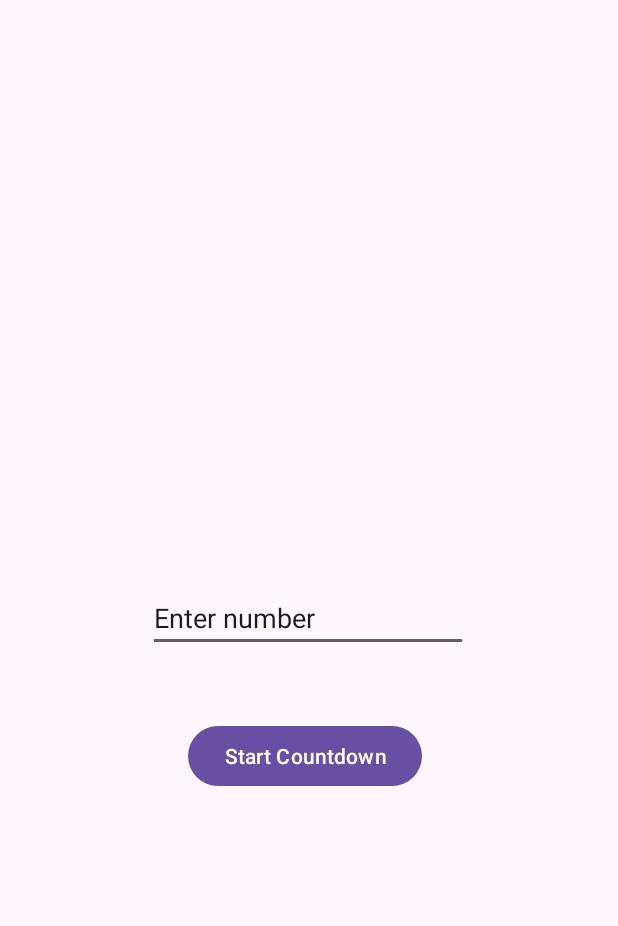
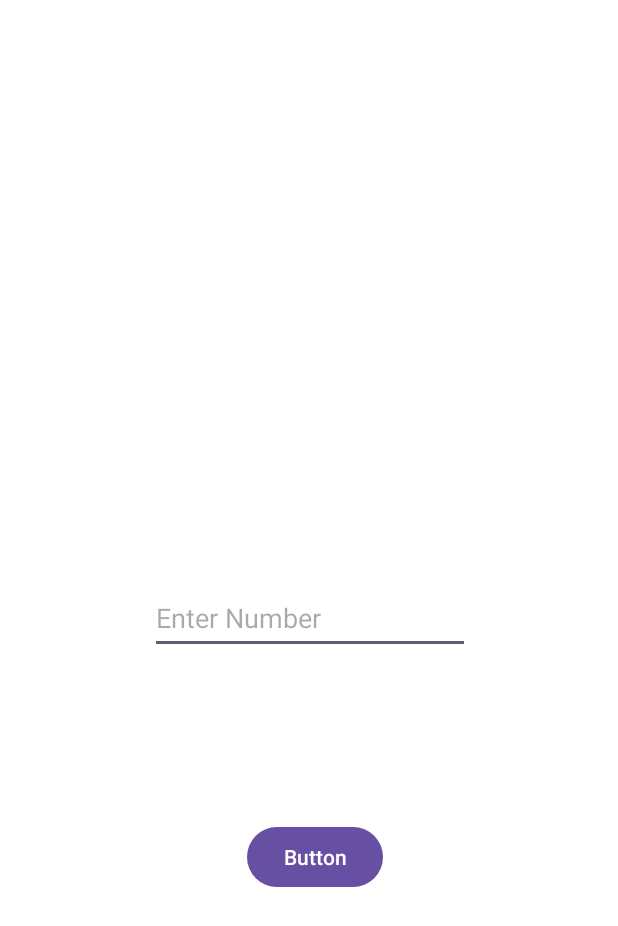
Before and after one commit to znakhtar665/ServicesLab, an Android app: the screen it shows after launch (MainActivity), on a phone screen of 412 x 824 dp. Shown: the top 926 px of the screen. Run offline under Robolectric (Android 15) with nearby library versions, the phone set to English and light mode, and no system bars.

Commit message:
final push

```diff
--- a/app/build.gradle.kts
+++ b/app/build.gradle.kts
@@ -5,7 +5,7 @@ plugins {
 
 android {
     namespace = "com.example.serviceslab"
-    compileSdk = 34
+    compileSdk = 35
 
     defaultConfig {
         applicationId = "com.example.serviceslab"
--- a/app/src/main/AndroidManifest.xml
+++ b/app/src/main/AndroidManifest.xml
@@ -11,7 +11,7 @@
         android:roundIcon="@mipmap/ic_launcher_round"
         android:supportsRtl="true"
         android:theme="@style/Theme.ServicesLab"
-        tools:targetApi="31">
+        tools:targetApi="34">
 
         <service android:name=".CountdownService" />
 
--- a/app/src/main/res/layout/activity_main.xml
+++ b/app/src/main/res/layout/activity_main.xml
@@ -5,19 +5,20 @@
     android:id="@+id/main"
     android:layout_width="match_parent"
     android:layout_height="match_parent"
+    android:background="#FFFFFF"
     tools:context=".MainActivity">
 
     <EditText
         android:id="@+id/editTextNumber"
         android:layout_width="wrap_content"
         android:layout_height="wrap_content"
-        android:layout_marginStart="100dp"
-        android:layout_marginTop="343dp"
-        android:layout_marginEnd="101dp"
-        android:layout_marginBottom="343dp"
+        android:layout_marginStart="101dp"
+        android:layout_marginEnd="100dp"
         android:ems="10"
+        android:hint="Enter Number"
         android:inputType="number"
-        android:text="Enter number"
+        android:minHeight="48dp"
+        android:textColor="#000000"
         app:layout_constraintBottom_toBottomOf="parent"
         app:layout_constraintEnd_toEndOf="parent"
         app:layout_constraintStart_toStartOf="parent"
@@ -27,11 +28,11 @@
         android:id="@+id/startButton"
         android:layout_width="wrap_content"
         android:layout_height="wrap_content"
-        android:layout_marginStart="158dp"
-        android:layout_marginTop="22dp"
-        android:layout_marginEnd="163dp"
-        android:layout_marginBottom="273dp"
-        android:text="Start Countdown"
+        android:layout_marginStart="174dp"
+        android:layout_marginTop="98dp"
+        android:layout_marginEnd="166dp"
+        android:layout_marginBottom="216dp"
+        android:text="Button"
         app:layout_constraintBottom_toBottomOf="parent"
         app:layout_constraintEnd_toEndOf="parent"
         app:layout_constraintStart_toStartOf="parent"
```
Also changed, not shown: gradle/wrapper/gradle-wrapper.properties.
